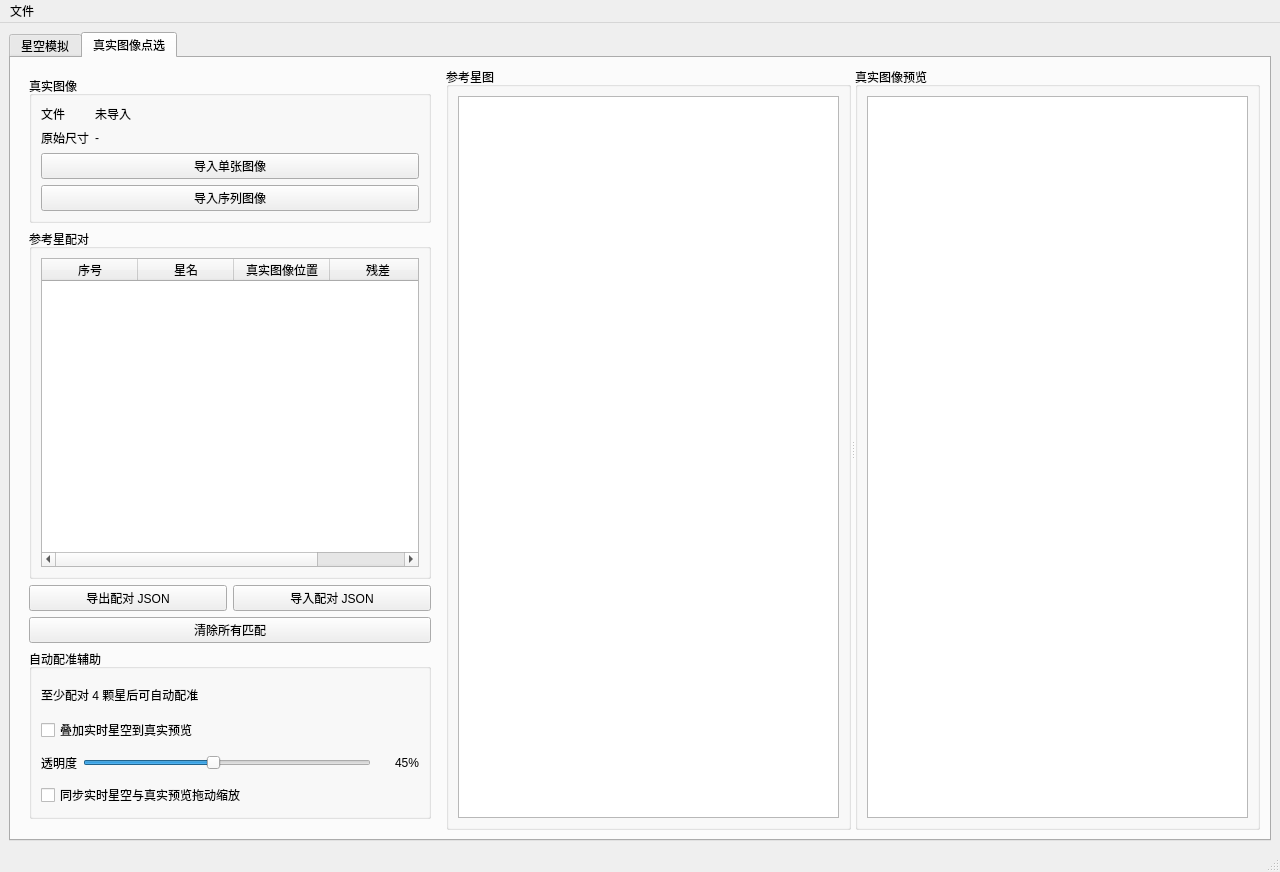
Before: the Qt Designer form meteoalign/ui/main_window.ui in HG731GZ/HGMeteoTool, drawn with Qt 5.
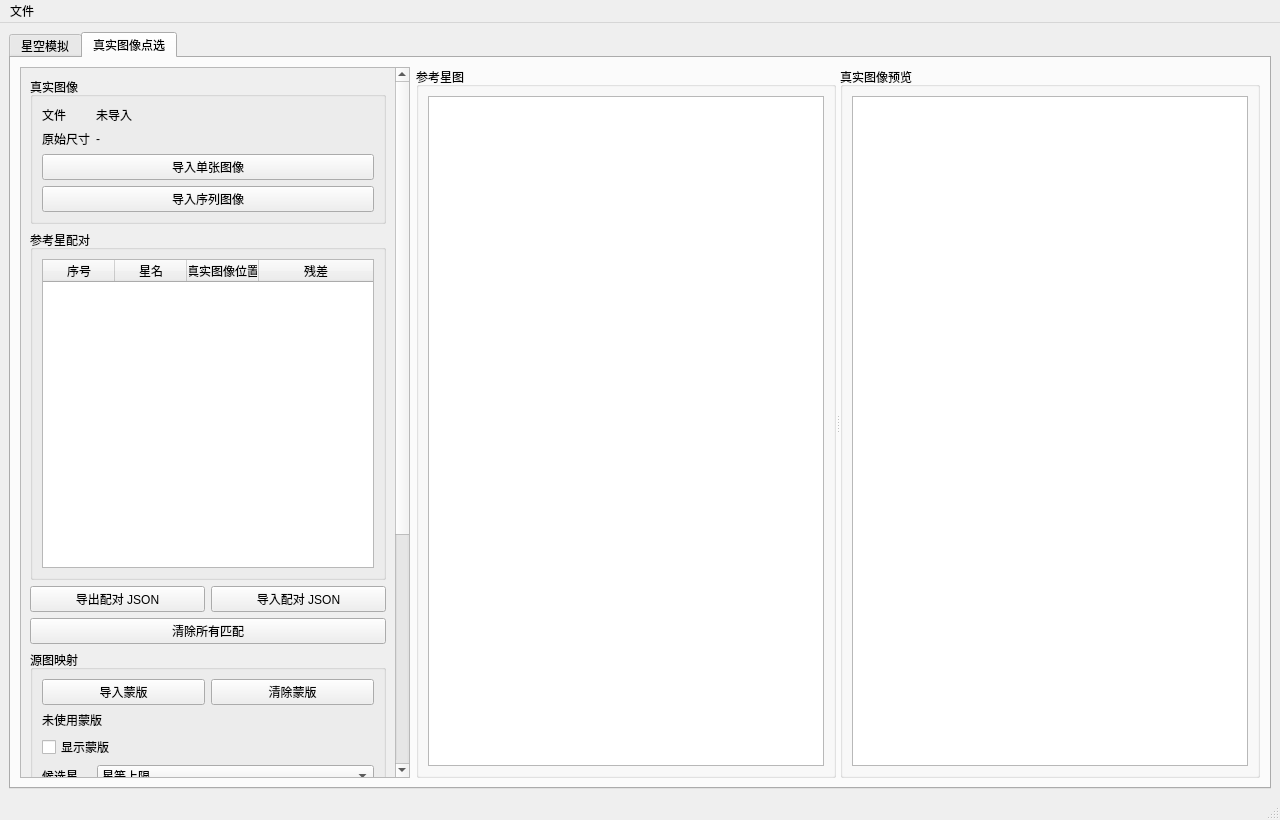
After: the same form once the commit is applied. The open tabs and pages were chosen to show the change.

Commit message: 添加蒙版功能与自动匹配功能

```diff
--- a/meteoalign/ui/main_window.ui
+++ b/meteoalign/ui/main_window.ui
@@ -601,19 +601,34 @@
        </attribute>
        <layout class="QHBoxLayout" name="horizontalLayoutReferenceImage">
         <item>
-         <widget class="QWidget" name="widgetReferencePickSidePanel" native="true">
+         <widget class="QScrollArea" name="scrollAreaReferencePickControls">
           <property name="minimumSize">
            <size>
-            <width>330</width>
+            <width>350</width>
             <height>0</height>
            </size>
           </property>
           <property name="maximumSize">
            <size>
-            <width>420</width>
+            <width>390</width>
             <height>16777215</height>
            </size>
           </property>
+          <property name="widgetResizable">
+           <bool>true</bool>
+          </property>
+          <property name="horizontalScrollBarPolicy">
+           <enum>Qt::ScrollBarAlwaysOff</enum>
+          </property>
+          <widget class="QWidget" name="widgetReferencePickSidePanel">
+           <property name="geometry">
+            <rect>
+             <x>0</x>
+             <y>0</y>
+             <width>360</width>
+             <height>980</height>
+            </rect>
+           </property>
           <layout class="QVBoxLayout" name="verticalLayoutReferencePickSidePanel">
            <item>
             <widget class="QGroupBox" name="groupBoxImportedImage">
@@ -638,6 +653,18 @@
                 </item>
                 <item row="0" column="1">
                  <widget class="QLabel" name="labelImportedImagePath">
+                  <property name="sizePolicy">
+                   <sizepolicy hsizetype="Ignored" vsizetype="Preferred">
+                    <horstretch>0</horstretch>
+                    <verstretch>0</verstretch>
+                   </sizepolicy>
+                  </property>
+                  <property name="minimumSize">
+                   <size>
+                    <width>0</width>
+                    <height>0</height>
+                   </size>
+                  </property>
                   <property name="text">
                    <string>未导入</string>
                   </property>
@@ -730,7 +757,7 @@
                  <bool>false</bool>
                 </attribute>
                 <attribute name="horizontalHeaderDefaultSectionSize">
-                 <number>96</number>
+                 <number>72</number>
                 </attribute>
                 <attribute name="horizontalHeaderMinimumSectionSize">
                  <number>40</number>
@@ -785,12 +812,182 @@
             </layout>
            </item>
            <item>
-            <widget class="QPushButton" name="pushButtonClearStarPairs">
+           <widget class="QPushButton" name="pushButtonClearStarPairs">
              <property name="text">
               <string>清除所有匹配</string>
              </property>
             </widget>
            </item>
+           <item>
+            <widget class="QGroupBox" name="groupBoxAstrometricModel">
+             <property name="title">
+              <string>源图映射</string>
+             </property>
+             <layout class="QVBoxLayout" name="verticalLayoutAstrometricModel">
+              <item>
+               <layout class="QHBoxLayout" name="horizontalLayoutSkyMaskButtons">
+                <item>
+                 <widget class="QPushButton" name="pushButtonImportSkyMask">
+                  <property name="text">
+                   <string>导入蒙版</string>
+                  </property>
+                 </widget>
+                </item>
+                <item>
+                 <widget class="QPushButton" name="pushButtonClearSkyMask">
+                  <property name="text">
+                   <string>清除蒙版</string>
+                  </property>
+                 </widget>
+                </item>
+               </layout>
+              </item>
+              <item>
+               <widget class="QLabel" name="labelSkyMaskStatus">
+                <property name="sizePolicy">
+                 <sizepolicy hsizetype="Ignored" vsizetype="Preferred">
+                  <horstretch>0</horstretch>
+                  <verstretch>0</verstretch>
+                 </sizepolicy>
+                </property>
+                <property name="minimumSize">
+                 <size>
+                  <width>0</width>
+                  <height>0</height>
+                 </size>
+                </property>
+                <property name="text">
+                 <string>未使用蒙版</string>
+                </property>
+                <property name="wordWrap">
+                 <bool>false</bool>
+                </property>
+               </widget>
+              </item>
+              <item>
+               <widget class="QCheckBox" name="checkBoxShowSkyMask">
+                <property name="text">
+                 <string>显示蒙版</string>
+                </property>
+               </widget>
+              </item>
+              <item>
+               <layout class="QFormLayout" name="formLayoutAutoMatch">
+                <item row="0" column="0">
+                 <widget class="QLabel" name="labelAutoMatchMode">
+                  <property name="text">
+                   <string>候选星</string>
+                  </property>
+                 </widget>
+                </item>
+                <item row="0" column="1">
+                 <widget class="QComboBox" name="comboBoxAutoMatchMode">
+                  <item>
+                   <property name="text">
+                    <string>星等上限</string>
+                   </property>
+                  </item>
+                  <item>
+                   <property name="text">
+                    <string>固定数量</string>
+                   </property>
+                  </item>
+                 </widget>
+                </item>
+                <item row="1" column="0">
+                 <widget class="QLabel" name="labelAutoMatchMagLimit">
+                  <property name="text">
+                   <string>星等上限</string>
+                  </property>
+                 </widget>
+                </item>
+                <item row="1" column="1">
+                 <widget class="QDoubleSpinBox" name="doubleSpinBoxAutoMatchMagLimit">
+                  <property name="decimals">
+                   <number>1</number>
+                  </property>
+                  <property name="minimum">
+                   <double>-2.000000000000000</double>
+                  </property>
+                  <property name="maximum">
+                   <double>9.000000000000000</double>
+                  </property>
+                  <property name="singleStep">
+                   <double>0.500000000000000</double>
+                  </property>
+                  <property name="value">
+                   <double>6.000000000000000</double>
+                  </property>
+                  <property name="suffix">
+                   <string> mag</string>
+                  </property>
+                 </widget>
+                </item>
+                <item row="2" column="0">
+                 <widget class="QLabel" name="labelAutoMatchCount">
+                  <property name="text">
+                   <string>固定数量</string>
+                  </property>
+                 </widget>
+                </item>
+                <item row="2" column="1">
+                 <widget class="QSpinBox" name="spinBoxAutoMatchCount">
+                  <property name="minimum">
+                   <number>10</number>
+                  </property>
+                  <property name="maximum">
+                   <number>10000</number>
+                  </property>
+                  <property name="value">
+                   <number>2000</number>
+                  </property>
+                  <property name="suffix">
+                   <string> 颗</string>
+                  </property>
+                 </widget>
+                </item>
+                <item row="3" column="0">
+                 <widget class="QLabel" name="labelAutoMatchRadius">
+                  <property name="text">
+                   <string>搜索半径</string>
+                  </property>
+                 </widget>
+                </item>
+                <item row="3" column="1">
+                 <widget class="QSpinBox" name="spinBoxAutoMatchRadius">
+                  <property name="minimum">
+                   <number>4</number>
+                  </property>
+                  <property name="maximum">
+                   <number>300</number>
+                  </property>
+                  <property name="value">
+                   <number>30</number>
+                  </property>
+                  <property name="suffix">
+                   <string> px</string>
+                  </property>
+                 </widget>
+                </item>
+               </layout>
+              </item>
+              <item>
+               <widget class="QPushButton" name="pushButtonAutoMatchFieldStars">
+                <property name="text">
+                 <string>自动扩展匹配</string>
+                </property>
+               </widget>
+              </item>
+              <item>
+               <widget class="QPushButton" name="pushButtonExportSourceModel">
+                <property name="text">
+                 <string>导出 xy→RA/Dec 映射 JSON</string>
+                </property>
+               </widget>
+              </item>
+             </layout>
+            </widget>
+           </item>
            <item>
            <widget class="QGroupBox" name="groupBoxReferenceAlignment">
              <property name="title">
@@ -905,6 +1102,7 @@
             </spacer>
            </item>
           </layout>
+         </widget>
          </widget>
         </item>
         <item>
```
Left out of the diff: 2 changed lines with no effect on the pictures. The commit also changes 6 other files.
